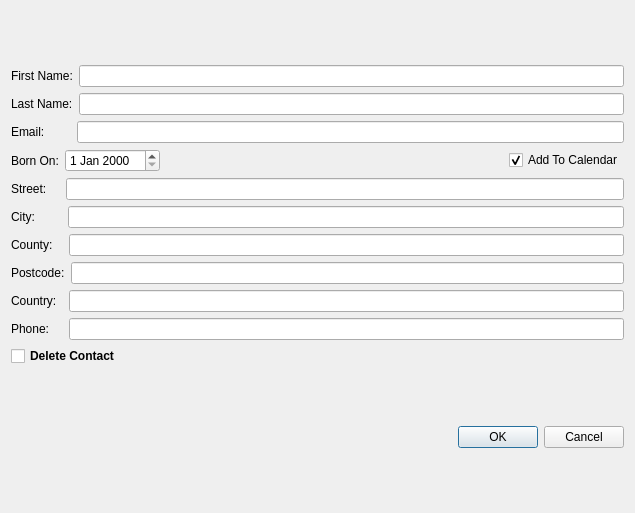
Before: the Qt Designer form src/dialogcontact.ui in lxqt/organizer, drawn with Qt 5.
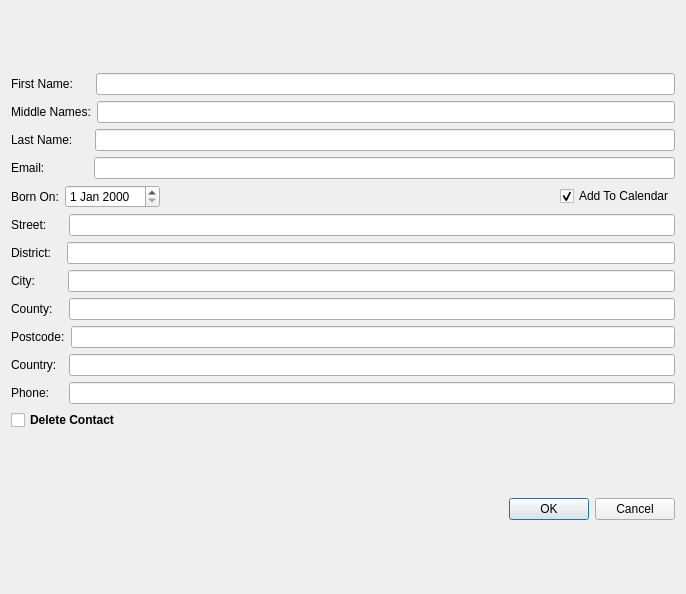
After: the same form once the commit is applied.

What changed in the file:
```diff
--- a/src/dialogcontact.ui
+++ b/src/dialogcontact.ui
@@ -6,8 +6,8 @@
    <rect>
     <x>0</x>
     <y>0</y>
-    <width>635</width>
-    <height>513</height>
+    <width>686</width>
+    <height>594</height>
    </rect>
   </property>
   <property name="windowTitle">
@@ -17,11 +17,11 @@
    <item row="0" column="0">
     <layout class="QVBoxLayout" name="verticalLayout">
      <item>
-      <layout class="QHBoxLayout" name="horizontalLayout_2">
+      <layout class="QHBoxLayout" name="horizontalLayout">
        <item>
         <widget class="QLabel" name="labelFirstName">
          <property name="text">
-          <string>First Name:</string>
+          <string>First Name:     </string>
          </property>
         </widget>
        </item>
@@ -37,12 +37,33 @@
        </item>
       </layout>
      </item>
+     <item>
+      <layout class="QHBoxLayout" name="horizontalLayout_2">
+       <item>
+        <widget class="QLabel" name="labelMidNames">
+         <property name="text">
+          <string>Middle Names:</string>
+         </property>
+        </widget>
+       </item>
+       <item>
+        <widget class="QLineEdit" name="lineEditMiddleNames">
+         <property name="minimumSize">
+          <size>
+           <width>400</width>
+           <height>0</height>
+          </size>
+         </property>
+        </widget>
+       </item>
+      </layout>
+     </item>
      <item>
       <layout class="QHBoxLayout" name="horizontalLayout_3">
        <item>
         <widget class="QLabel" name="labelLastName">
          <property name="text">
-          <string>Last Name:</string>
+          <string>Last Name:     </string>
          </property>
         </widget>
        </item>
@@ -63,7 +84,7 @@
        <item>
         <widget class="QLabel" name="labelEmail">
          <property name="text">
-          <string>Email:        </string>
+          <string>Email:             </string>
          </property>
         </widget>
        </item>
@@ -121,7 +142,7 @@
        <item>
         <widget class="QLabel" name="labelStreet">
          <property name="text">
-          <string>Street:    </string>
+          <string>Street:     </string>
          </property>
         </widget>
        </item>
@@ -140,6 +161,27 @@
      <item>
       <layout class="QHBoxLayout" name="horizontalLayout_7">
        <item>
+        <widget class="QLabel" name="labelDistrict">
+         <property name="text">
+          <string>District:   </string>
+         </property>
+        </widget>
+       </item>
+       <item>
+        <widget class="QLineEdit" name="lineEditDistrict">
+         <property name="minimumSize">
+          <size>
+           <width>400</width>
+           <height>0</height>
+          </size>
+         </property>
+        </widget>
+       </item>
+      </layout>
+     </item>
+     <item>
+      <layout class="QHBoxLayout" name="horizontalLayout_8">
+       <item>
         <widget class="QLabel" name="labelCity">
          <property name="text">
           <string>City:        </string>
@@ -159,7 +201,7 @@
       </layout>
      </item>
      <item>
-      <layout class="QHBoxLayout" name="horizontalLayout_8">
+      <layout class="QHBoxLayout" name="horizontalLayout_9">
        <item>
         <widget class="QLabel" name="labelCounty">
          <property name="text">
@@ -180,7 +222,7 @@
       </layout>
      </item>
      <item>
-      <layout class="QHBoxLayout" name="horizontalLayout_9">
+      <layout class="QHBoxLayout" name="horizontalLayout_10">
        <item>
         <widget class="QLabel" name="labelPostcode">
          <property name="text">
@@ -201,7 +243,7 @@
       </layout>
      </item>
      <item>
-      <layout class="QHBoxLayout" name="horizontalLayout_10">
+      <layout class="QHBoxLayout" name="horizontalLayout_11">
        <item>
         <widget class="QLabel" name="labelCountry">
          <property name="text">
@@ -222,9 +264,9 @@
       </layout>
      </item>
      <item>
-      <layout class="QHBoxLayout" name="horizontalLayout_11">
+      <layout class="QHBoxLayout" name="horizontalLayout_12">
        <item>
-        <widget class="QLabel" name="label">
+        <widget class="QLabel" name="labelPhone">
          <property name="text">
           <string>Phone:    </string>
          </property>
@@ -243,7 +285,7 @@
       </layout>
      </item>
      <item>
-      <layout class="QHBoxLayout" name="horizontalLayout">
+      <layout class="QHBoxLayout" name="horizontalLayout_13">
        <item>
         <widget class="QCheckBox" name="checkBoxDelete">
          <property name="font">
```
